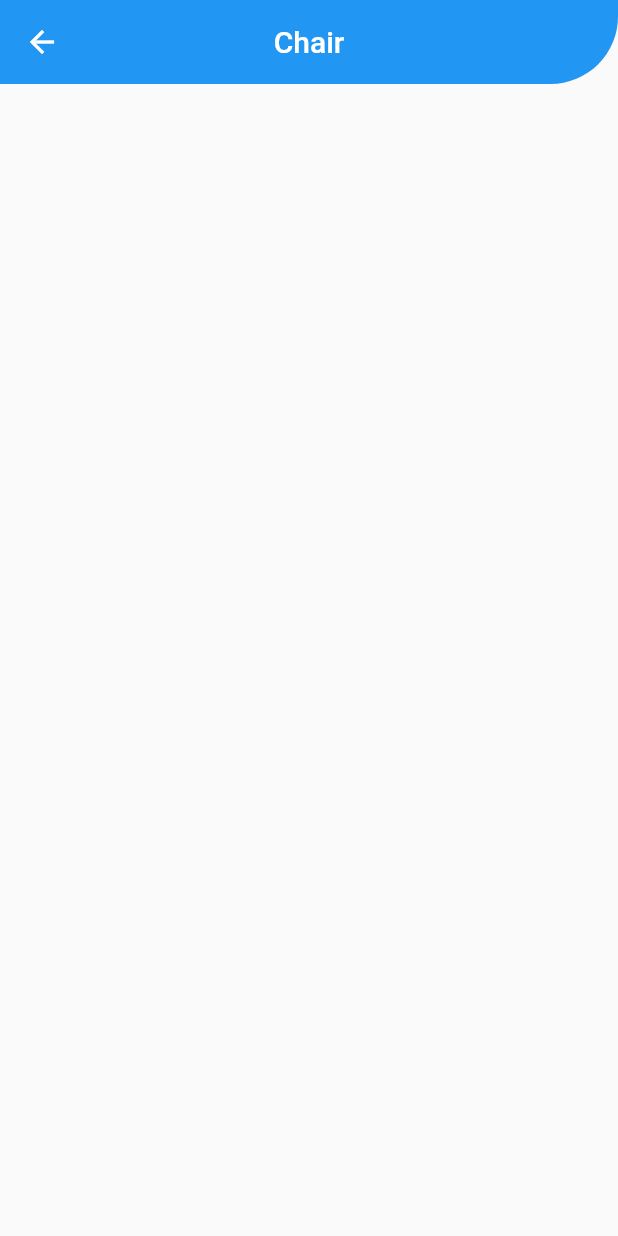
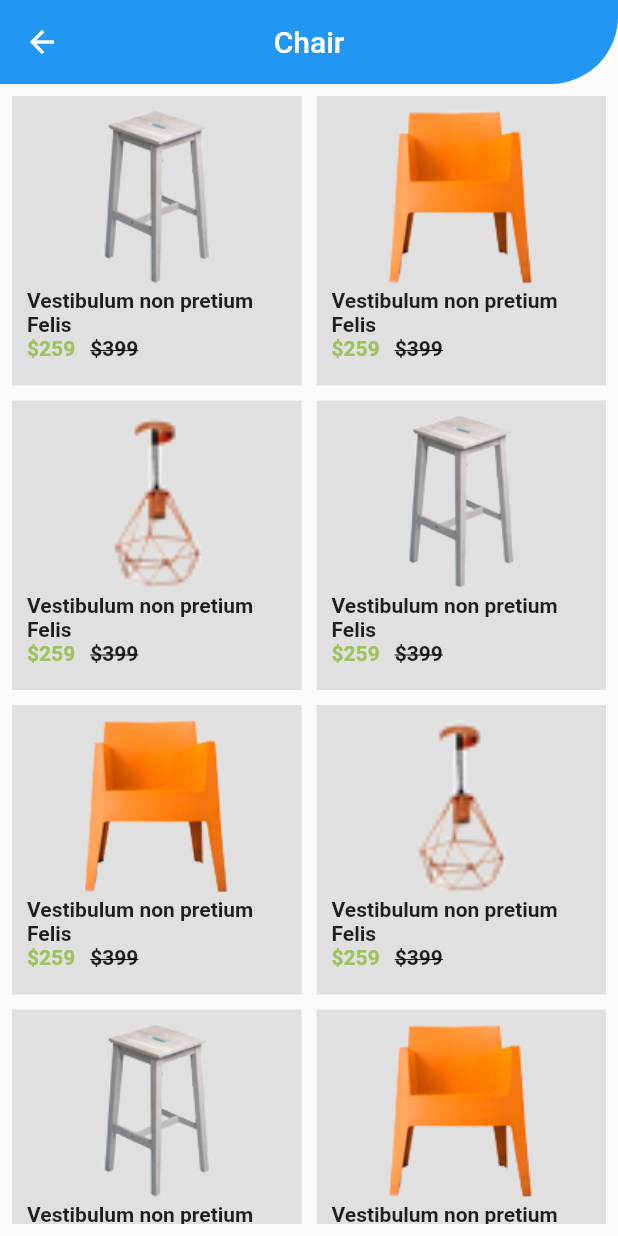
Before and after one commit to rushit5560/Furniture_Store_Project, a Flutter app: the screen it shows after launch, after a tap on "Chair", on a phone screen of 412 x 824 dp. Run offline on Flutter 3.47's test engine with Material 2 defaults, Android fonts, the phone set to English and light mode, and no system bars; our stand-ins replace carousel_slider, get, shared_preferences.

Commit message:
Product Collection Screen UI

```diff
--- a/furniture_store/lib/Screens/product_collection_screen/product_collection_screen.dart
+++ b/furniture_store/lib/Screens/product_collection_screen/product_collection_screen.dart
@@ -14,6 +14,11 @@ class ProductCollectionScreen extends StatelessWidget {
     return Scaffold(
 
       appBar: appBarModule('${productCollectionScreenController.categoryName}'),
+
+      body: Padding(
+        padding: const EdgeInsets.all(8.0),
+        child: ProductCollectionListModule(productCollectionScreenController: productCollectionScreenController),
+      ),
     );
   }
 }
--- a/furniture_store/lib/controllers/product_collection_screen_controller/product_collection_screen_controller.dart
+++ b/furniture_store/lib/controllers/product_collection_screen_controller/product_collection_screen_controller.dart
@@ -1,5 +1,82 @@
+import 'package:furniture_store/common/image_url.dart';
+import 'package:furniture_store/models/product_collection_screen_model/product_collection_screen_model.dart';
 import 'package:get/get.dart';
 
 class ProductCollectionScreenController extends GetxController {
   String categoryName = Get.arguments;
+
+  List<ProductCollectionModel> productCollectionList = [
+    ProductCollectionModel(
+      img: ImageUrl.product1,
+      name: 'Vestibulum non pretium Felis',
+      activePrice: '259',
+      deActivePrice: '399'
+    ),
+    ProductCollectionModel(
+        img: ImageUrl.product2,
+        name: 'Vestibulum non pretium Felis',
+        activePrice: '259',
+        deActivePrice: '399'
+    ),
+    ProductCollectionModel(
+        img: ImageUrl.product3,
+        name: 'Vestibulum non pretium Felis',
+        activePrice: '259',
+        deActivePrice: '399'
+    ),
+    ProductCollectionModel(
+        img: ImageUrl.product1,
+        name: 'Vestibulum non pretium Felis',
+        activePrice: '259',
+        deActivePrice: '399'
+    ),
+    ProductCollectionModel(
+        img: ImageUrl.product2,
+        name: 'Vestibulum non pretium Felis',
+        activePrice: '259',
+        deActivePrice: '399'
+    ),
+    ProductCollectionModel(
+        img: ImageUrl.product3,
+        name: 'Vestibulum non pretium Felis',
+        activePrice: '259',
+        deActivePrice: '399'
+    ),
+    ProductCollectionModel(
+        img: ImageUrl.product1,
+        name: 'Vestibulum non pretium Felis',
+        activePrice: '259',
+        deActivePrice: '399'
+    ),
+    ProductCollectionModel(
+        img: ImageUrl.product2,
+        name: 'Vestibulum non pretium Felis',
+        activePrice: '259',
+        deActivePrice: '399'
+    ),
+    ProductCollectionModel(
+        img: ImageUrl.product3,
+        name: 'Vestibulum non pretium Felis',
+        activePrice: '259',
+        deActivePrice: '399'
+    ),
+    ProductCollectionModel(
+        img: ImageUrl.product1,
+        name: 'Vestibulum non pretium Felis',
+        activePrice: '259',
+        deActivePrice: '399'
+    ),
+    ProductCollectionModel(
+        img: ImageUrl.product2,
+        name: 'Vestibulum non pretium Felis',
+        activePrice: '259',
+        deActivePrice: '399'
+    ),
+    ProductCollectionModel(
+        img: ImageUrl.product3,
+        name: 'Vestibulum non pretium Felis',
+        activePrice: '259',
+        deActivePrice: '399'
+    ),
+  ];
 }
--- /dev/null
+++ b/furniture_store/lib/models/product_collection_screen_model/product_collection_screen_model.dart
@@ -0,0 +1,12 @@
+class ProductCollectionModel{
+  String img;
+  String name;
+  String activePrice;
+  String deActivePrice;
+
+  ProductCollectionModel({
+    required this.img,
+    required this.name,
+    required this.activePrice,
+    required this.deActivePrice});
+}
--- a/furniture_store/lib/widgets/product_collection_screen_widgets/product_collection_screen_widgets.dart
+++ b/furniture_store/lib/widgets/product_collection_screen_widgets/product_collection_screen_widgets.dart
@@ -1,4 +1,6 @@
 import 'package:flutter/material.dart';
+import 'package:furniture_store/common/custom_color.dart';
+import 'package:furniture_store/controllers/product_collection_screen_controller/product_collection_screen_controller.dart';
 
 PreferredSizeWidget appBarModule(String title) {
   return AppBar(
@@ -11,3 +13,83 @@ PreferredSizeWidget appBarModule(String title) {
 
   );
 }
+
+
+class ProductCollectionListModule extends StatelessWidget {
+  ProductCollectionScreenController productCollectionScreenController;
+  ProductCollectionListModule(
+      {required this.productCollectionScreenController});
+
+  @override
+  Widget build(BuildContext context) {
+    return GridView.builder(
+      shrinkWrap: true,
+      physics: BouncingScrollPhysics(),
+      itemCount: productCollectionScreenController.productCollectionList.length,
+      gridDelegate: SliverGridDelegateWithFixedCrossAxisCount(
+        crossAxisCount: 2,
+        mainAxisSpacing: 10,
+        crossAxisSpacing: 10,
+      ),
+      itemBuilder: (context, index){
+        return Container(
+          padding: EdgeInsets.all(10),
+          color: Colors.grey.shade300,
+          child: Column(
+            children: [
+              Expanded(
+                flex: 68,
+                child: Image(
+                  image: AssetImage(
+                      '${productCollectionScreenController.productCollectionList[index].img}'),
+                  fit: BoxFit.cover,
+                ),
+              ),
+              SizedBox(height: 3),
+              Expanded(
+                flex: 32,
+                child: Container(
+                  child: Column(
+                    crossAxisAlignment: CrossAxisAlignment.start,
+                    children: [
+                      Text(
+                        '${productCollectionScreenController.productCollectionList[index].name}',
+                        maxLines: 2,
+                        overflow: TextOverflow.ellipsis,
+                        style: TextStyle(
+                          fontWeight: FontWeight.bold,
+                        ),
+                      ),
+                      Padding(
+                        padding: const EdgeInsets.only(bottom: 2),
+                        child: Row(
+                          children: [
+                            Text(
+                              '\$${productCollectionScreenController.productCollectionList[index].activePrice}',
+                              style: TextStyle(
+                                fontWeight: FontWeight.bold,
+                                color: CustomColor.kLightGreenColor,
+                              ),
+                            ),
+                            SizedBox(width: 10),
+                            Text(
+                              '\$${productCollectionScreenController.productCollectionList[index].deActivePrice}',
+                              style: TextStyle(
+                                fontWeight: FontWeight.bold,
+                                decoration: TextDecoration.lineThrough,
+                              ),
+                            ),
+                          ],
+                        ),
+                      ),
+                    ],
+                  ),
+                ),
+              ),
+            ],
+          ),
+        );
+      },
+    );
+  }
+}
```
